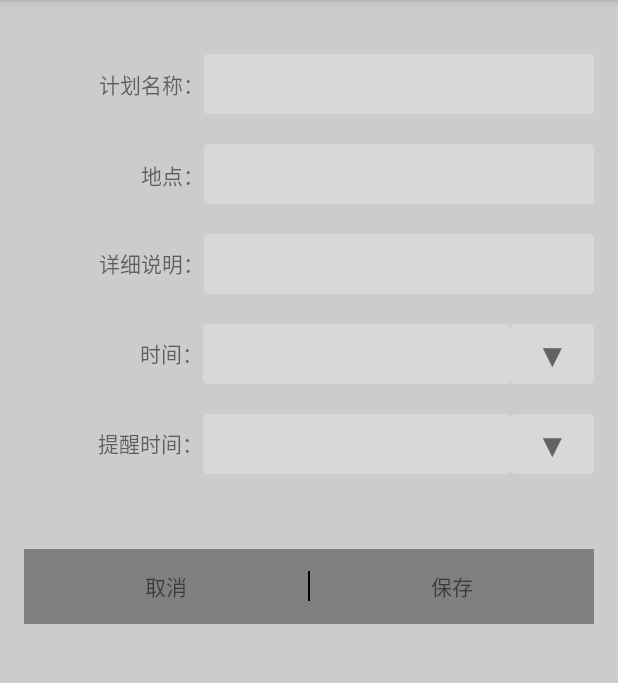
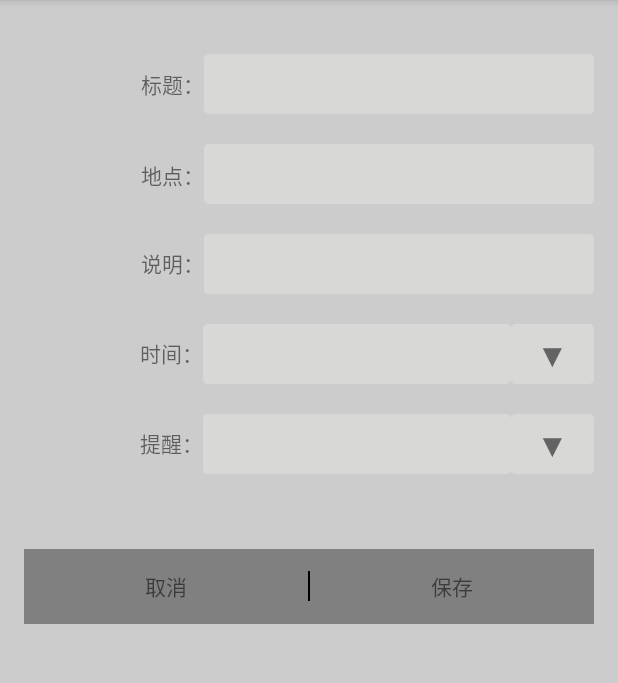
Before and after one commit to linkaicheng/WeatherSchedule, an Android app: the EditPlanActivity screen opened directly, with no data from a screen before it, on a phone screen of 412 x 824 dp, the part 84-767 px from its top. Run offline under Robolectric (Android 15) with nearby library versions, the phone set to English and light mode, and no system bars.

Commit message:
界面优化

```diff
--- a/app/src/main/AndroidManifest.xml
+++ b/app/src/main/AndroidManifest.xml
@@ -35,9 +35,7 @@
         <activity android:name=".calendar.AddPlanActivity" />
         <activity android:name=".calendar.EditPlanActivity"></activity>
 
-
         <service android:name=".remind.LongRunningService">
-
         </service>
 
         <receiver android:name=".remind.AlarmReceiver" >
--- a/app/src/main/java/com/cheng/weatherschedule/remind/AlarmReceiver.java
+++ b/app/src/main/java/com/cheng/weatherschedule/remind/AlarmReceiver.java
@@ -33,6 +33,7 @@ public class AlarmReceiver extends BroadcastReceiver {
         String text=null;
         if(plans!=null){
             for(Plan plan:plans){
+                //如果计划设定的提醒时间是当前时间，获取，title和text
                 if(plan.getRemindTime().equals(calendar.get(Calendar.HOUR_OF_DAY)
                         +":"+calendar.get(Calendar.MINUTE))){
                     title=plan.getTitle();
--- a/app/src/main/res/layout/activity_add_plan.xml
+++ b/app/src/main/res/layout/activity_add_plan.xml
@@ -20,7 +20,7 @@
         <TextView
             android:layout_width="wrap_content"
             android:layout_height="wrap_content"
-            android:text="计划名称："
+            android:text="标题："
             android:layout_gravity="center"
             />
         <EditText
@@ -59,7 +59,7 @@ android:gravity="right"
         <TextView
             android:layout_width="wrap_content"
             android:layout_height="wrap_content"
-            android:text="详细说明："
+            android:text="说明："
             android:layout_gravity="center"
             android:inputType="textMultiLine"
             />
@@ -117,7 +117,7 @@ android:gravity="right"
         <TextView
             android:layout_width="wrap_content"
             android:layout_height="wrap_content"
-            android:text="提醒时间："
+            android:text="提醒："
             />
         <TextView
             android:layout_width="205dp"
--- a/app/src/main/res/layout/activity_edit_plan.xml
+++ b/app/src/main/res/layout/activity_edit_plan.xml
@@ -21,7 +21,7 @@
         <TextView
             android:layout_width="wrap_content"
             android:layout_height="wrap_content"
-            android:text="计划名称："
+            android:text="标题："
             android:layout_gravity="center"
             />
         <EditText
@@ -60,7 +60,7 @@
         <TextView
             android:layout_width="wrap_content"
             android:layout_height="wrap_content"
-            android:text="详细说明："
+            android:text="说明："
             android:layout_gravity="center"
             android:inputType="textMultiLine"
             />
@@ -116,7 +116,7 @@
         <TextView
             android:layout_width="wrap_content"
             android:layout_height="wrap_content"
-            android:text="提醒时间："
+            android:text="提醒："
             />
         <TextView
             android:layout_width="205dp"
@@ -124,6 +124,7 @@
             android:id="@+id/tvEdRemTimShow"
             android:gravity="center"
             android:background="@drawable/search_bg"
+
             />
         <TextView
             android:id="@+id/tvEdSetRemTime"
```
Also changed, not shown: app/src/main/java/com/cheng/weatherschedule/remind/LongRunningService.java (+6 -6 lines), 1 other file.
